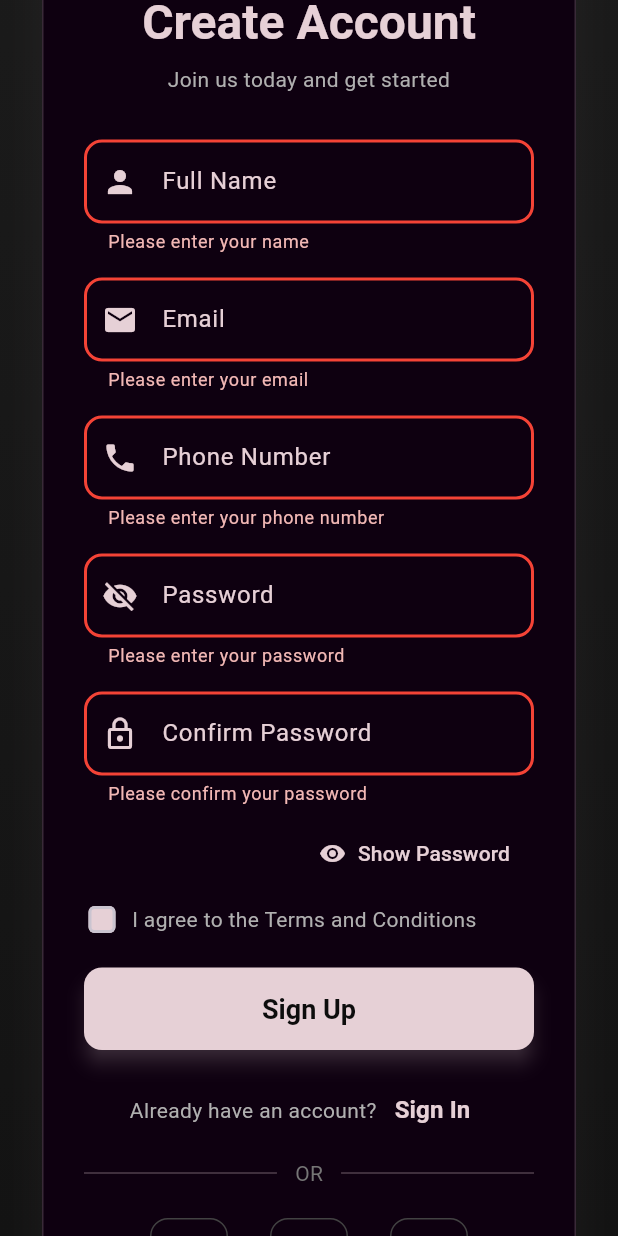
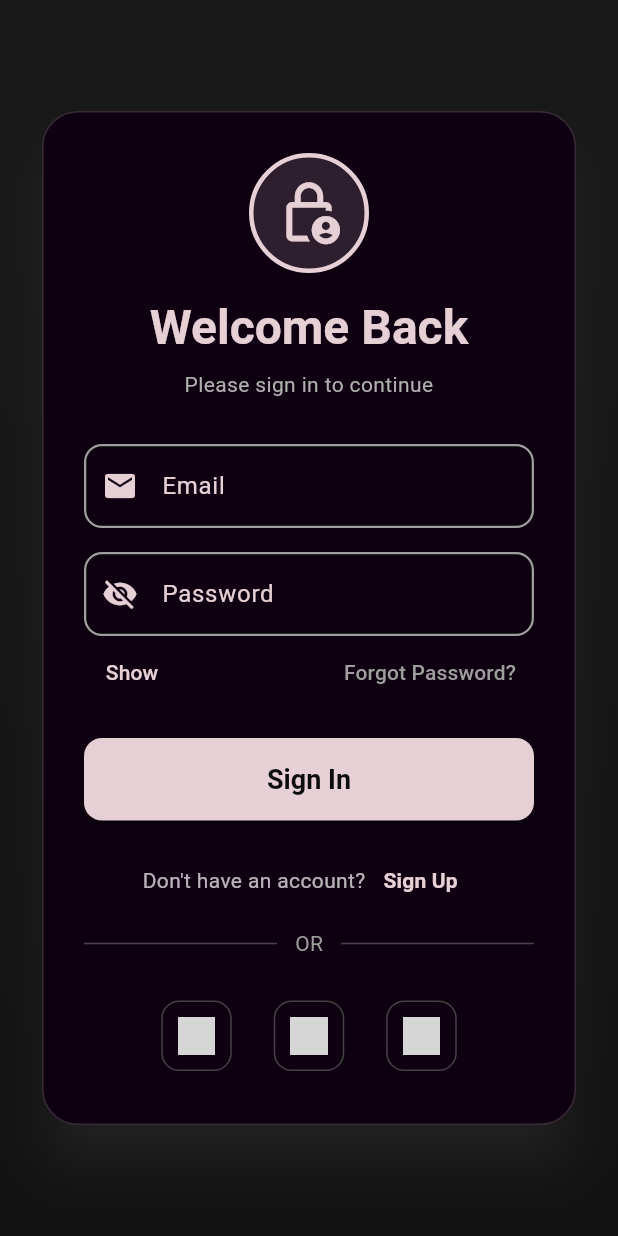
Before and after one commit to Amirhossein-hajjary/Ap_project_101, a Flutter app: the screen it shows after launch, scrolled down 153 dp, after a tap on "Sign Up", after a tap on "Sign In", on a phone screen of 412 x 824 dp. Run offline on Flutter 3.47's test engine with Material 3 defaults, Android fonts, the phone set to English and light mode, and no system bars; network calls fail; grey boxes are pictures that could not be loaded.

Commit message:
login page

```diff
--- /dev/null
+++ b/lib/pages/login_page.dart
@@ -0,0 +1,262 @@
+import 'package:flutter/material.dart';
+import '../themes/app_theme.dart';
+import '../widgets/custom_text_field.dart';
+import 'register_page.dart'; // وارد کردن صفحه ثبت‌نام برای جابه‌جایی
+
+class LoginPage extends StatefulWidget {
+  const LoginPage({super.key});
+
+  @override
+  State<LoginPage> createState() => _LoginPageState();
+}
+
+class _LoginPageState extends State<LoginPage> {
+  final TextEditingController _emailController = TextEditingController();
+  final TextEditingController _passwordController = TextEditingController();
+
+  bool _isPasswordVisible = false;
+  bool _rememberMe = false;
+  final _formKey = GlobalKey<FormState>();
+
+  @override
+  void dispose() {
+    _emailController.dispose();
+    _passwordController.dispose();
+    super.dispose();
+  }
+
+  void _login() {
+    if (_formKey.currentState!.validate()) {
+      // در اینجا منطق اتصال به API یا سرور قرار می‌گیرد
+      ScaffoldMessenger.of(context).showSnackBar(
+        SnackBar(
+          content: const Text('Login Successful! Welcome back 🎉'),
+          backgroundColor: AppTheme.goldColor,
+          duration: const Duration(seconds: 3),
+        ),
+      );
+    }
+  }
+
+  @override
+  Widget build(BuildContext context) {
+    return Scaffold(
+      body: Container(
+        decoration: BoxDecoration(
+          gradient: LinearGradient(
+            begin: Alignment.topCenter,
+            end: Alignment.bottomCenter,
+            colors: [
+              AppTheme.blackColor.withOpacity(0.9),
+              AppTheme.backgroundColor,
+            ],
+          ),
+        ),
+        child: SafeArea(
+          child: Center(
+            child: SingleChildScrollView(
+              padding: const EdgeInsets.symmetric(horizontal: 24, vertical: 20),
+              child: Card(
+                elevation: 15,
+                shadowColor: AppTheme.goldColor.withOpacity(0.15),
+                shape: RoundedRectangleBorder(
+                  borderRadius: BorderRadius.circular(24),
+                  side: BorderSide(
+                    color: AppTheme.goldColor.withOpacity(0.2),
+                    width: 1,
+                  ),
+                ),
+                child: Padding(
+                  padding: const EdgeInsets.all(28.0),
+                  child: Form(
+                    key: _formKey,
+                    child: Column(
+                      crossAxisAlignment: CrossAxisAlignment.stretch,
+                      mainAxisSize: MainAxisSize.min,
+                      children: [
+                        // آیکون بالای صفحه (تغییر یافته به قفل)
+                        Container(
+                          width: 80,
+                          height: 80,
+                          decoration: BoxDecoration(
+                            color: AppTheme.goldColor.withOpacity(0.15),
+                            shape: BoxShape.circle,
+                            border: Border.all(
+                              color: AppTheme.goldColor,
+                              width: 3,
+                            ),
+                          ),
+                          child: Icon(
+                            Icons.lock_person_outlined,
+                            color: AppTheme.goldColor,
+                            size: 45,
+                          ),
+                        ),
+                        const SizedBox(height: 16),
+
+                        Text(
+                          'Welcome Back',
+                          style: Theme.of(context).textTheme.headlineLarge,
+                          textAlign: TextAlign.center,
+                        ),
+                        const SizedBox(height: 8),
+                        Text(
+                          'Please sign in to continue',
+                          style: Theme.of(context).textTheme.bodyMedium,
+                          textAlign: TextAlign.center,
+                        ),
+                        const SizedBox(height: 30),
+
+                        // فیلد ایمیل
+                        CustomTextField(
+                          controller: _emailController,
+                          label: 'Email',
+                          hint: 'Enter your email address',
+                          icon: Icons.email,
+                          keyboardType: TextInputType.emailAddress,
+                          validator: (value) {
+                            if (value == null || value.isEmpty) {
+                              return 'Please enter your email';
+                            }
+                            return null;
+                          },
+                        ),
+                        const SizedBox(height: 16),
+
+                        // فیلد رمز عبور
+                        CustomTextField(
+                          controller: _passwordController,
+                          label: 'Password',
+                          hint: 'Enter your password',
+                          icon: _isPasswordVisible ? Icons.visibility : Icons.visibility_off,
+                          obscureText: !_isPasswordVisible,
+                          validator: (value) {
+                            if (value == null || value.isEmpty) {
+                              return 'Please enter your password';
+                            }
+                            return null;
+                          },
+                        ),
+
+                        // ردیف فراموشی رمز عبور و نمایش پسورد
+                        Row(
+                          mainAxisAlignment: MainAxisAlignment.spaceBetween,
+                          children: [
+                            TextButton(
+                              onPressed: () {
+                                setState(() {
+                                  _isPasswordVisible = !_isPasswordVisible;
+                                });
+                              },
+                              child: Text(
+                                _isPasswordVisible ? 'Hide' : 'Show',
+                                style: const TextStyle(color: AppTheme.goldColor),
+                              ),
+                            ),
+                            TextButton(
+                              onPressed: () {},
+                              child: const Text(
+                                'Forgot Password?',
+                                style: TextStyle(color: Colors.grey),
+                              ),
+                            ),
+                          ],
+                        ),
+
+                        const SizedBox(height: 20),
+
+                        // دکمه ورود
+                        ElevatedButton(
+                          onPressed: _login,
+                          style: ElevatedButton.styleFrom(
+                            backgroundColor: AppTheme.goldColor,
+                            foregroundColor: AppTheme.blackDark,
+                            padding: const EdgeInsets.symmetric(vertical: 16),
+                            shape: RoundedRectangleBorder(
+                              borderRadius: BorderRadius.circular(12),
+                            ),
+                            textStyle: const TextStyle(
+                              fontSize: 18,
+                              fontWeight: FontWeight.bold,
+                            ),
+                          ),
+                          child: const Text('Sign In'),
+                        ),
+                        const SizedBox(height: 16),
+
+                        // لینک به صفحه ثبت‌نام
+                        Row(
+                          mainAxisAlignment: MainAxisAlignment.center,
+                          children: [
+                            const Text(
+                              "Don't have an account?",
+                              style: TextStyle(color: Colors.white70),
+                            ),
+                            TextButton(
+                              onPressed: () {
+                                // برگشت به صفحه ثبت نام
+                                Navigator.pop(context);
+                              },
+                              child: Text(
+                                'Sign Up',
+                                style: TextStyle(
+                                  color: AppTheme.goldColor,
+                                  fontWeight: FontWeight.bold,
+                                ),
+                              ),
+                            ),
+                          ],
+                        ),
+
+                        // جداکننده OR
+                        const SizedBox(height: 8),
+                        Row(
+                          children: [
+                            Expanded(child: Divider(color: AppTheme.goldColor.withOpacity(0.3))),
+                            const Padding(
+                              padding: EdgeInsets.symmetric(horizontal: 12),
+                              child: Text('OR', style: TextStyle(color: Colors.grey)),
+                            ),
+                            Expanded(child: Divider(color: AppTheme.goldColor.withOpacity(0.3))),
+                          ],
+                        ),
+                        const SizedBox(height: 20),
+
+                        // دکمه‌های شبکه‌های اجتماعی (کپی شده از استایل شما)
+                        Row(
+                          mainAxisAlignment: MainAxisAlignment.center,
+                          children: [
+                            _socialButton('https://img.icons8.com/color/48/google-logo.png'),
+                            const SizedBox(width: 12),
+                            _socialButton('https://img.icons8.com/color/48/github.png'),
+                            const SizedBox(width: 12),
+                            _socialButton('https://img.icons8.com/color/48/twitter--v1.png'),
+                          ],
+                        ),
+                      ],
+                    ),
+                  ),
+                ),
+              ),
+            ),
+          ),
+        ),
+      ),
+    );
+  }
+
+  Widget _socialButton(String imageUrl) {
+    return IconButton(
+      onPressed: () {},
+      icon: Container(
+        padding: const EdgeInsets.all(10),
+        decoration: BoxDecoration(
+          color: AppTheme.blackLight,
+          border: Border.all(color: Colors.grey[800]!),
+          borderRadius: BorderRadius.circular(12),
+        ),
+        child: Image.network(imageUrl, height: 25, width: 25),
+      ),
+    );
+  }
+}
--- a/lib/pages/register_page.dart
+++ b/lib/pages/register_page.dart
@@ -1,6 +1,7 @@
 import 'package:flutter/material.dart';
 import '../themes/app_theme.dart';
 import '../widgets/custom_text_field.dart';
+import 'login_page.dart';
 
 class RegisterPage extends StatefulWidget {
   const RegisterPage({super.key});
@@ -285,6 +286,10 @@ class _RegisterPageState extends State<RegisterPage> {
                             ),
                             TextButton(
                               onPressed: () {
+                                Navigator.push(
+                                  context,
+                                  MaterialPageRoute(builder: (context) => const LoginPage()),
+                                );
                               },
                               child: Text(
                                 'Sign In',
```
